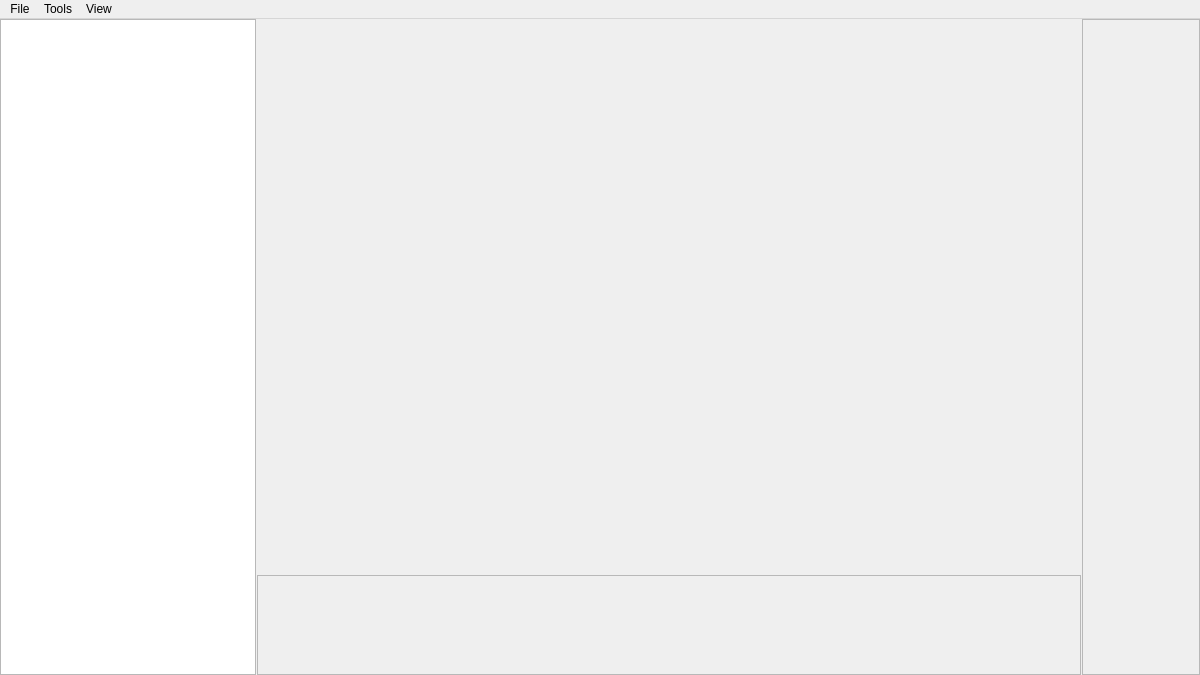
Old version of the form main_V2.ui in the repository AnamKwon/MaxBong_project.
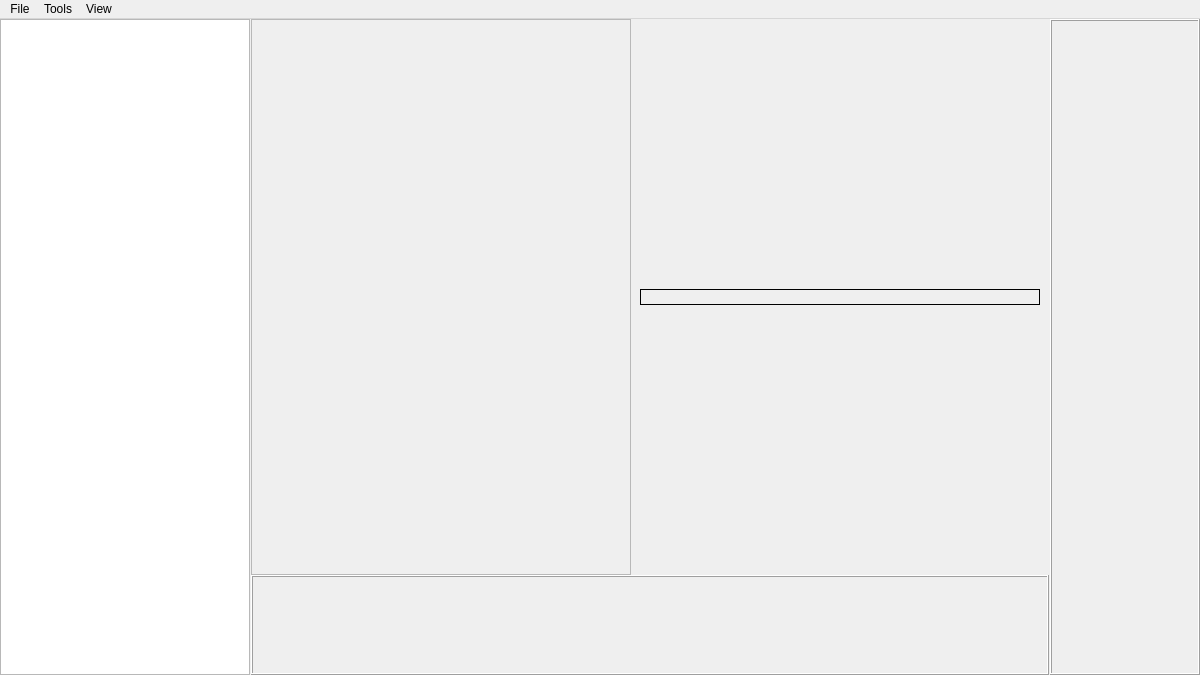
New version of the form.

Commit message: 20-11-02 button position get

Diff of the .ui file:
```diff
--- a/main_V2.ui
+++ b/main_V2.ui
@@ -49,13 +49,13 @@
       </property>
       <property name="minimumSize">
        <size>
-        <width>200</width>
+        <width>250</width>
         <height>0</height>
        </size>
       </property>
       <property name="maximumSize">
        <size>
-        <width>300</width>
+        <width>250</width>
         <height>16777215</height>
        </size>
       </property>
@@ -101,6 +101,18 @@
            <verstretch>0</verstretch>
           </sizepolicy>
          </property>
+         <property name="minimumSize">
+          <size>
+           <width>250</width>
+           <height>0</height>
+          </size>
+         </property>
+         <property name="maximumSize">
+          <size>
+           <width>250</width>
+           <height>16777215</height>
+          </size>
+         </property>
         </widget>
        </item>
       </layout>
@@ -108,6 +120,9 @@
     </item>
     <item>
      <layout class="QVBoxLayout" name="Main_layout">
+      <property name="spacing">
+       <number>0</number>
+      </property>
       <item>
        <widget class="QFrame" name="horizontalFrame">
         <property name="enabled">
@@ -119,22 +134,79 @@
           <height>100</height>
          </size>
         </property>
+        <layout class="QHBoxLayout" name="horizontalLayout">
+         <property name="spacing">
+          <number>0</number>
+         </property>
+         <property name="leftMargin">
+          <number>0</number>
+         </property>
+         <property name="topMargin">
+          <number>0</number>
+         </property>
+         <property name="rightMargin">
+          <number>0</number>
+         </property>
+         <property name="bottomMargin">
+          <number>0</number>
+         </property>
+         <item>
+          <layout class="QVBoxLayout" name="Main_img">
+           <property name="spacing">
+            <number>0</number>
+           </property>
+           <property name="sizeConstraint">
+            <enum>QLayout::SetFixedSize</enum>
+           </property>
+           <item>
+            <widget class="QScrollArea" name="scrollArea">
+             <property name="widgetResizable">
+              <bool>true</bool>
+             </property>
+             <widget class="QWidget" name="scrollAreaWidgetContents_2">
+              <property name="geometry">
+               <rect>
+                <x>0</x>
+                <y>0</y>
+                <width>390</width>
+                <height>543</height>
+               </rect>
+              </property>
         <layout class="QHBoxLayout" name="horizontalLayout_2">
+               <property name="spacing">
+                <number>0</number>
+               </property>
+               <property name="leftMargin">
+                <number>0</number>
+               </property>
+               <property name="topMargin">
+                <number>0</number>
+               </property>
+               <property name="rightMargin">
+                <number>0</number>
+               </property>
+               <property name="bottomMargin">
+                <number>0</number>
+               </property>
          <item>
           <widget class="QLabel" name="Image_V">
-           <property name="minimumSize">
-            <size>
-             <width>400</width>
-             <height>0</height>
-            </size>
-           </property>
            <property name="text">
             <string/>
            </property>
           </widget>
          </item>
+              </layout>
+             </widget>
+            </widget>
+           </item>
+          </layout>
+         </item>
          <item>
+          <widget class="QFrame" name="Image_D_H">
           <layout class="QHBoxLayout" name="horizontalLayout_3">
+            <property name="sizeConstraint">
+             <enum>QLayout::SetFixedSize</enum>
+            </property>
            <item>
             <widget class="QLabel" name="Image_D_V">
              <property name="minimumSize">
@@ -143,18 +215,31 @@
                <height>0</height>
               </size>
              </property>
+              <property name="mouseTracking">
+               <bool>true</bool>
+              </property>
+              <property name="frameShape">
+               <enum>QFrame::Box</enum>
+              </property>
              <property name="text">
               <string/>
              </property>
             </widget>
            </item>
           </layout>
+          </widget>
          </item>
         </layout>
        </widget>
       </item>
       <item>
        <widget class="QFrame" name="File_data">
+        <property name="minimumSize">
+         <size>
+          <width>0</width>
+          <height>100</height>
+         </size>
+        </property>
         <property name="maximumSize">
          <size>
           <width>16777215</width>
@@ -162,7 +247,7 @@
          </size>
         </property>
         <property name="frameShape">
-         <enum>QFrame::StyledPanel</enum>
+         <enum>QFrame::Box</enum>
         </property>
         <property name="frameShadow">
          <enum>QFrame::Raised</enum>
@@ -173,14 +258,20 @@
     </item>
     <item>
      <widget class="QFrame" name="right_layout">
+      <property name="minimumSize">
+       <size>
+        <width>150</width>
+        <height>0</height>
+       </size>
+      </property>
       <property name="maximumSize">
        <size>
-        <width>200</width>
+        <width>150</width>
         <height>16777215</height>
        </size>
       </property>
       <property name="frameShape">
-       <enum>QFrame::StyledPanel</enum>
+       <enum>QFrame::Box</enum>
       </property>
       <property name="frameShadow">
        <enum>QFrame::Raised</enum>
```
Left out of the diff: 6 changed lines with no effect on the pictures. Lines whose indentation alone changed are shown as unchanged. The commit also changes 3 other files.
